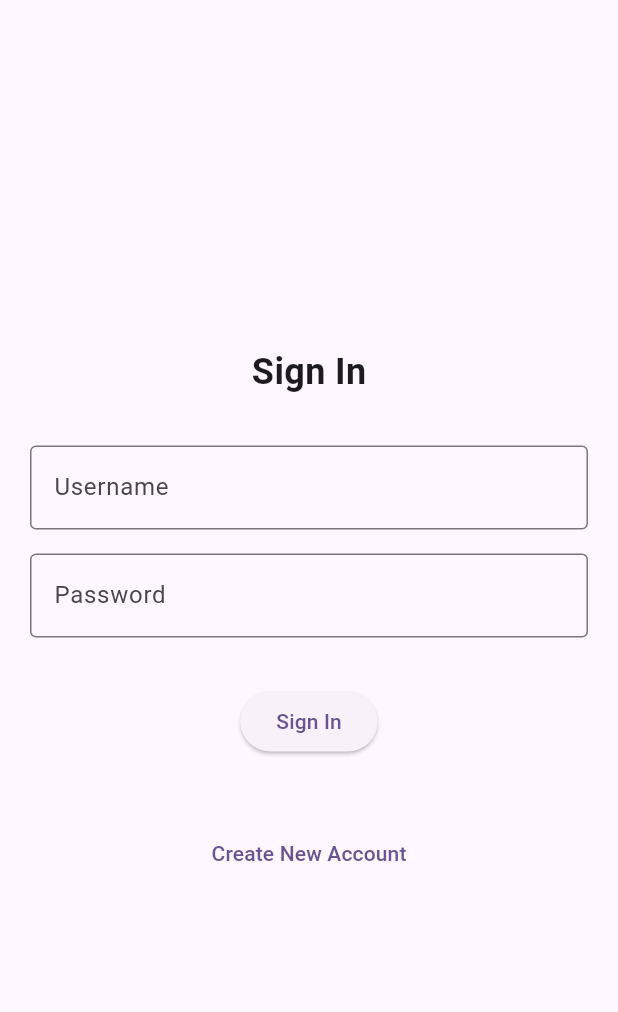
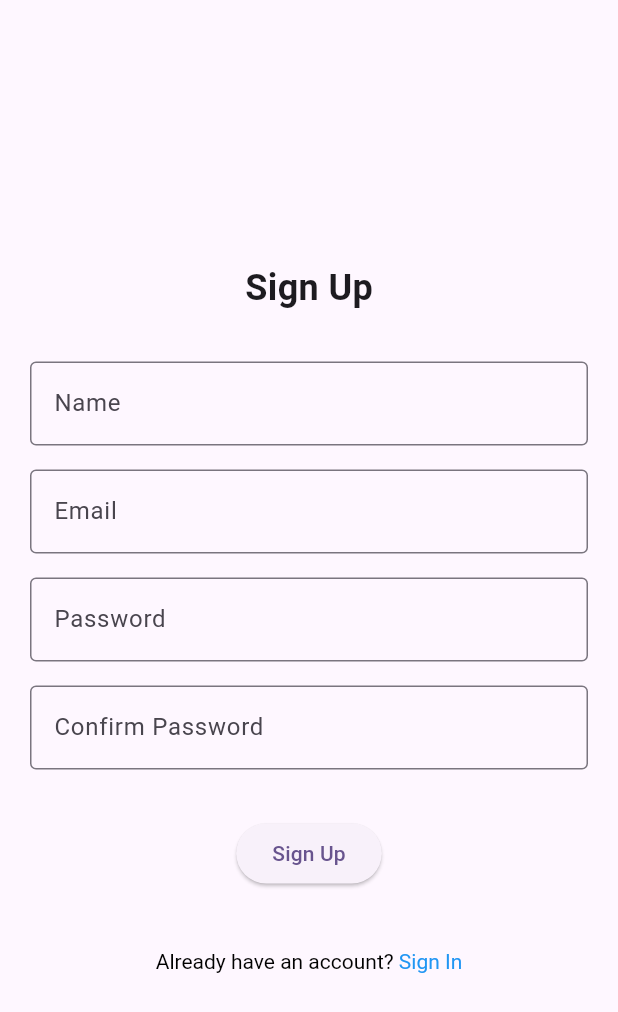
Before and after one commit to motasimfuad/wedevs_assignment, a Flutter app: the screen it shows after launch, after a tap on "Create New Account", on a phone screen of 412 x 824 dp. Shown: the top 1012 px of the screen. Run offline on Flutter 3.47's test engine with Material 3 defaults, Android fonts, the phone set to English and light mode, and no system bars.

Commit message:
feat(UI #3): Basic sign up screen added

```diff
--- a/lib/src/features/authentication/sign_in/views/sign_in_screen.dart
+++ b/lib/src/features/authentication/sign_in/views/sign_in_screen.dart
@@ -1,4 +1,5 @@
 import 'package:flutter/material.dart';
+import 'package:motasimfuad_wedevs/src/features/authentication/sign_up/views/sign_up_screen.dart';
 import 'package:motasimfuad_wedevs/src/widgets/outlined_input_field.dart';
 
 class SignInScreen extends StatelessWidget {
@@ -38,7 +39,14 @@ class SignInScreen extends StatelessWidget {
                 ),
                 const SizedBox(height: 40),
                 TextButton(
-                  onPressed: () {},
+                  onPressed: () {
+                    Navigator.push(
+                      context,
+                      MaterialPageRoute(builder: (context) {
+                        return const SignUpScreen();
+                      }),
+                    );
+                  },
                   child: const Text(
                     'Create New Account',
                   ),
--- /dev/null
+++ b/lib/src/features/authentication/sign_up/views/sign_up_screen.dart
@@ -0,0 +1,78 @@
+import 'package:flutter/gestures.dart';
+import 'package:flutter/material.dart';
+import 'package:motasimfuad_wedevs/src/widgets/outlined_input_field.dart';
+
+class SignUpScreen extends StatelessWidget {
+  const SignUpScreen({super.key});
+
+  @override
+  Widget build(BuildContext context) {
+    return Scaffold(
+      body: Column(
+        mainAxisAlignment: MainAxisAlignment.center,
+        children: [
+          Padding(
+            padding: const EdgeInsets.all(20),
+            child: Column(
+              children: [
+                const Text(
+                  'Sign Up',
+                  style: TextStyle(
+                    fontSize: 24,
+                    fontWeight: FontWeight.bold,
+                  ),
+                ),
+                const SizedBox(height: 32),
+                OutlinedInputField(
+                  controller: TextEditingController(),
+                  hintText: 'Name',
+                ),
+                const SizedBox(height: 16),
+                OutlinedInputField(
+                  controller: TextEditingController(),
+                  hintText: 'Email',
+                ),
+                const SizedBox(height: 16),
+                OutlinedInputField(
+                  controller: TextEditingController(),
+                  hintText: 'Password',
+                ),
+                const SizedBox(height: 16),
+                OutlinedInputField(
+                  controller: TextEditingController(),
+                  hintText: 'Confirm Password',
+                ),
+                const SizedBox(height: 32),
+                ElevatedButton(
+                  onPressed: () {},
+                  child: const Text('Sign Up'),
+                ),
+                const SizedBox(height: 40),
+                RichText(
+                  text: TextSpan(
+                    text: 'Already have an account? ',
+                    style: const TextStyle(
+                      color: Colors.black,
+                    ),
+                    children: [
+                      TextSpan(
+                        recognizer: TapGestureRecognizer()
+                          ..onTap = () {
+                            Navigator.pop(context);
+                          },
+                        text: 'Sign In',
+                        style: const TextStyle(
+                          color: Colors.blue,
+                        ),
+                      ),
+                    ],
+                  ),
+                ),
+              ],
+            ),
+          ),
+        ],
+      ),
+    );
+  }
+}
```
